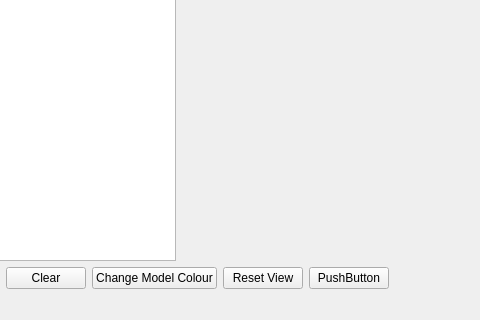
The window that mainwindow.ui (br-je/2025_group_8) describes before a commit, drawn with Qt 5; both pictures show x 89 to 569 and y 292 to 612 of the 800 by 612 pixel window.
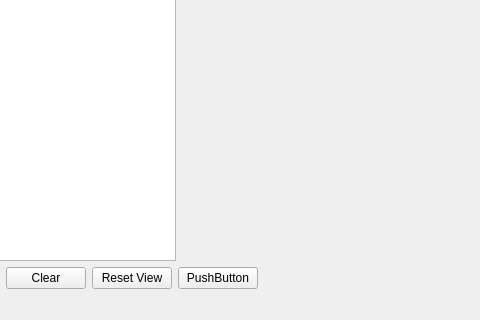
The same window after the commit. Icons and pictures are not drawn. Custom widgets are drawn as their Qt base class.

Commit message: Added recursive shrink filter for model parts

The edit to the form file:
```diff
--- a/mainwindow.ui
+++ b/mainwindow.ui
@@ -44,13 +44,6 @@
         </property>
        </widget>
       </item>
-      <item>
-       <widget class="QPushButton" name="ChangeColour">
-        <property name="text">
-         <string>Change Model Colour</string>
-        </property>
-       </widget>
-      </item>
       <item>
        <widget class="QPushButton" name="ResetView">
         <property name="text">
```
The commit also changes 5 other files.
